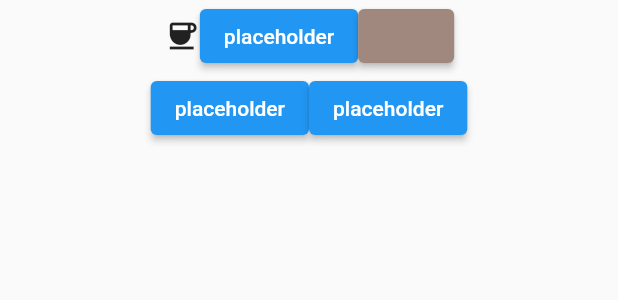
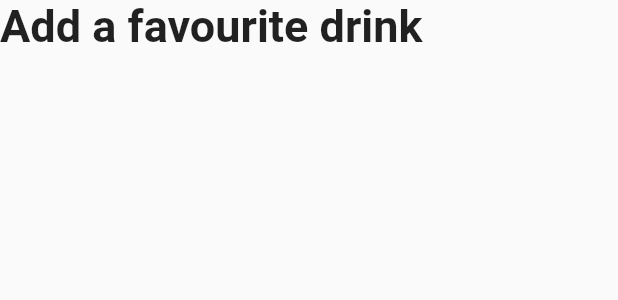
Before and after one commit to RossKeen/Coffee-Help-, a Flutter app: the FavouriteDrinks widget shown alone on an empty page, opened directly, on a phone screen of 412 x 824 dp. Shown: the top 300 px of the screen. Run offline on Flutter 3.47's test engine with Material 2 defaults, Android fonts, the phone set to English and light mode, and no system bars; our stand-ins replace cloud_firestore, firebase_core; accounts and stored records are empty; network calls fail; Roboto replaces fonts that are missing (Helvetica).

Commit message:
favourite button limit added

```diff
--- a/lib/favouriteDrinks.dart
+++ b/lib/favouriteDrinks.dart
@@ -28,54 +28,32 @@ class _FavouriteDrinksState extends State<FavouriteDrinks> {
           var favouritedDrinks = [];
           var drinksList = snapshot.data;
           for (Map drink in drinksList) {
-            if (drink['favourited']) {
+            if (drink['favourited'] && favouritedDrinks.length < 5) {
               favouritedDrinks.add(drink);
             }
           }
           return Column(
-            children: [
-              Row(
-                mainAxisAlignment: MainAxisAlignment.center,
-                children: [
-                  favouritedDrinks.length > 0
-                      ? ElevatedButton(
-                          onPressed: () {},
-                          child: Text(favouritedDrinks.length > 0
-                              ? '${favouritedDrinks[0]['name']}'
-                              : 'placeholder'))
-                      : Icon(Icons.coffee),
-                  ElevatedButton(
-                      onPressed: () {},
-                      child: Text(favouritedDrinks.length > 1
-                          ? '${favouritedDrinks[1]['name']}'
-                          : 'placeholder')),
-                  ElevatedButton(
-                      onPressed: () {},
-                      style: ButtonStyle(
-                          backgroundColor:
-                              MaterialStateProperty.all(Colors.brown[300])),
-                      child: Text(favouritedDrinks.length > 2
-                          ? '${favouritedDrinks[2]['name']}'
-                          : '')),
-                ],
-              ),
-              Row(
-                mainAxisAlignment: MainAxisAlignment.center,
-                children: [
-                  ElevatedButton(
-                      onPressed: () {},
-                      child: Text(favouritedDrinks.length > 3
-                          ? '${favouritedDrinks[3]['name']}'
-                          : 'placeholder')),
-                  ElevatedButton(
-                      onPressed: () {},
-                      child: Text(favouritedDrinks.length > 4
-                          ? '${favouritedDrinks[4]['name']}'
-                          : 'placeholder')),
-                ],
-              )
-            ],
-          );
+              children: favouritedDrinks.length == 0
+                  ? [
+                      const Text(
+                        'Add a favourite drink',
+                        style: TextStyle(
+                            fontWeight: FontWeight.bold,
+                            fontSize: 30,
+                            fontFamily: 'Helvetica'),
+                      )
+                    ]
+                  : favouritedDrinks.map((drink) {
+                      return ListTile(
+                          onTap: () {},
+                          title: Row(children: [
+                            Icon(
+                              Icons.local_cafe,
+                              color: Colors.brown[300],
+                            ),
+                            Text(' ${drink['name']}')
+                          ]));
+                    }).toList());
         } else {
           return Text('Loading...');
         }
--- a/lib/home.dart
+++ b/lib/home.dart
@@ -9,7 +9,8 @@ class Home extends StatelessWidget {
   Widget build(BuildContext context) {
     return Column(
       children: [
-        Image.network('https://png.pngtree.com/png-clipart/20210418/original/pngtree-line-draft-doodle-smile-coffee-cup-png-image_6238196.jpg'),
+        Image.network(
+            'https://png.pngtree.com/png-clipart/20210418/original/pngtree-line-draft-doodle-smile-coffee-cup-png-image_6238196.jpg'),
         FavouriteDrinks(),
       ],
     );
```
